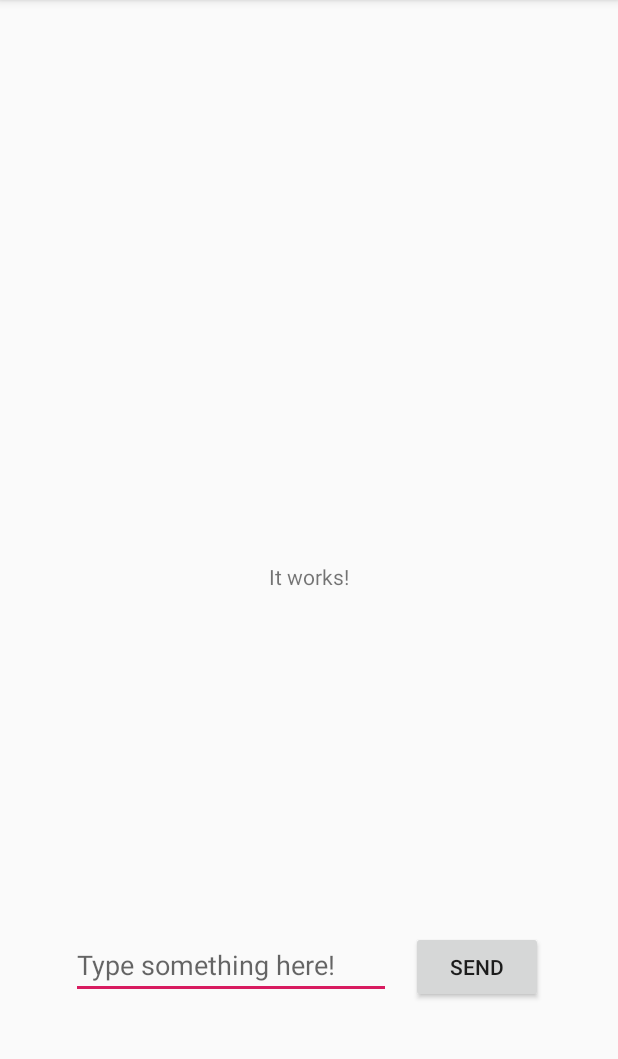
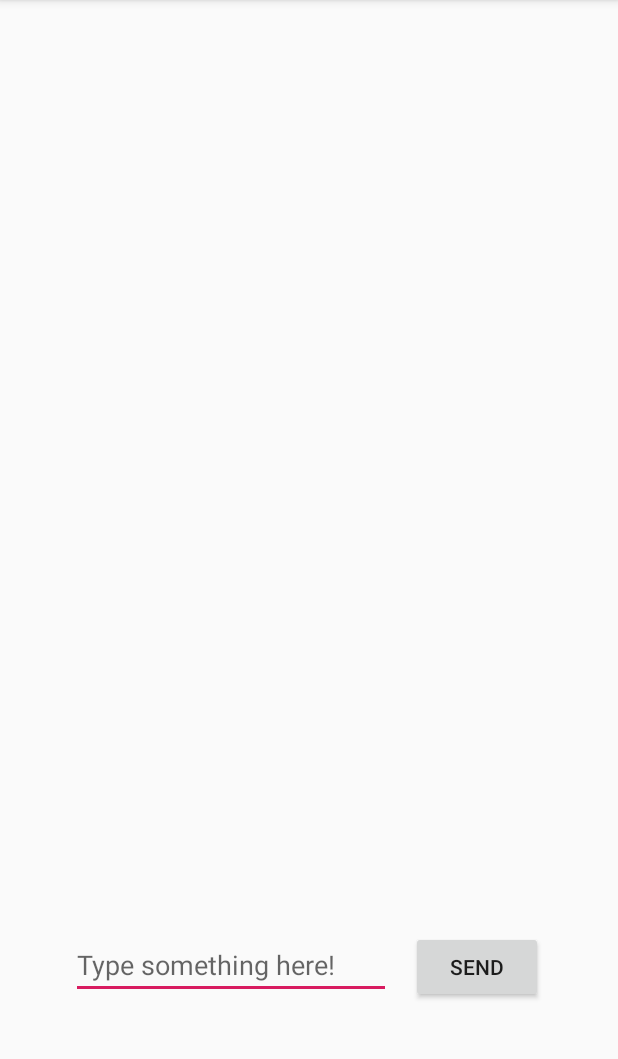
Before and after one commit to onnenon/kite, an Android app: the screen it shows after launch (MainActivity), after a tap on "SEND", on a phone screen of 412 x 824 dp, the part 84-1143 px from its top. Run offline under Robolectric (Android 15) with nearby library versions, the phone set to English and light mode, and no system bars.

Commit message:
Center string changes to the string typed by the user after the button is pressed.

```diff
--- a/Experiments/ben-experiments/ApplicationTest2/app/src/main/java/com/example/applicationtest2/MainActivity.java
+++ b/Experiments/ben-experiments/ApplicationTest2/app/src/main/java/com/example/applicationtest2/MainActivity.java
@@ -31,15 +31,15 @@ public class MainActivity extends AppCompatActivity {
         */
 
         Button sendButton = (Button) findViewById (R.id.send_button);
-        final TextView centerText = (TextView) findViewById (R.id.center_string);
-
+        final TextView centerText = (TextView) findViewById (R.id.center_string); // This needs to be declared as final for some reason.
+        final EditText typeText = (EditText) findViewById (R.id.typing_text); // This needs to be declared as final for some reason.
 
         sendButton.setOnClickListener(new View.OnClickListener() {
 
             @Override
             public void onClick(View view) {
 
-                centerText.setText("It works!");
+                centerText.setText(typeText.getText());
             }
         });
     }
--- a/Experiments/ben-experiments/ApplicationTest2/app/src/main/res/layout/content_main.xml
+++ b/Experiments/ben-experiments/ApplicationTest2/app/src/main/res/layout/content_main.xml
@@ -35,7 +35,7 @@
         app:layout_constraintTop_toTopOf="parent" />
 
     <EditText
-        android:id="@+id/ben_app_title"
+        android:id="@+id/typing_text"
         android:layout_width="wrap_content"
         android:layout_height="wrap_content"
         android:layout_marginStart="47dp"
```
